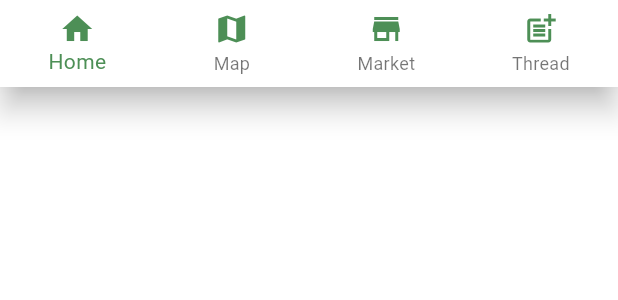
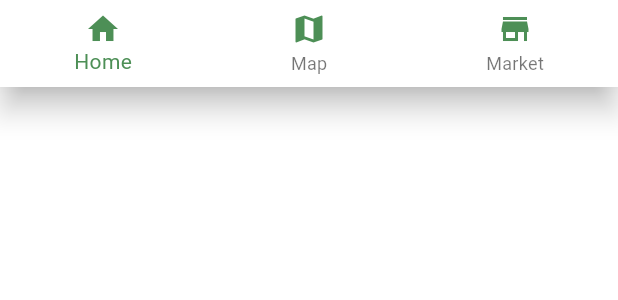
Before and after one commit to mahdi-dbouk/Floravert, a Flutter app: the CustomBottomNavigator widget shown alone on an empty page, opened directly, on a phone screen of 412 x 824 dp. Shown: the top 300 px of the screen. Run offline on Flutter 3.47's test engine with Material 2 defaults, Android fonts, the phone set to English and light mode, and no system bars; our stand-ins replace datetime_picker_formfield_new, dio, flutter_chat_types, flutter_chat_ui, flutter_dotenv, image_picker and 3 more; accounts and stored records are empty.

Commit message:
[Frontend > Mobile] Updated Custom Bottom Navigator Widget

```diff
--- a/frontend/mobile/lib/widgets/custom_bottom_navigator.dart
+++ b/frontend/mobile/lib/widgets/custom_bottom_navigator.dart
@@ -36,12 +36,6 @@ class _CustomBottomNavigatorState extends State<CustomBottomNavigator> {
                 ? Icon(Icons.store,
                     size: 24, color: Theme.of(context).primaryColor)
                 : Icon(Icons.store, size: 24, color: Colors.grey.shade400)),
-        BottomNavigationBarItem(
-            label: 'Thread',
-            icon: (_currentIndex == 0)
-                ? Icon(Icons.post_add,
-                    size: 24, color: Theme.of(context).primaryColor)
-                : Icon(Icons.post_add, size: 24, color: Colors.grey.shade400)),
       ],
     );
   }
```
